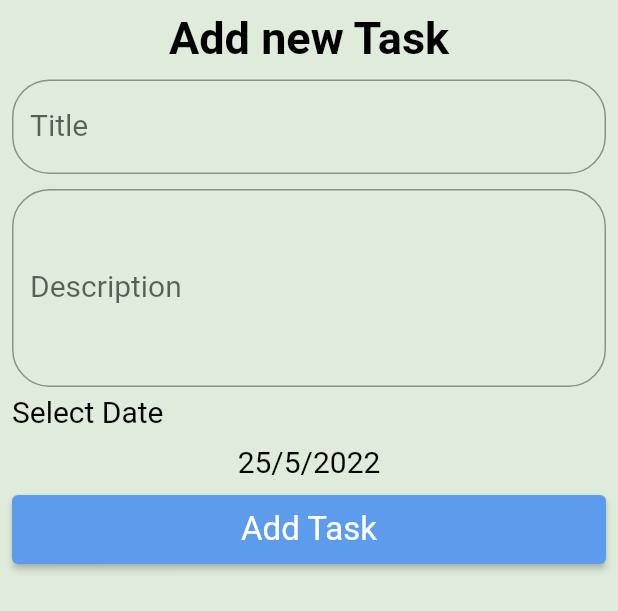
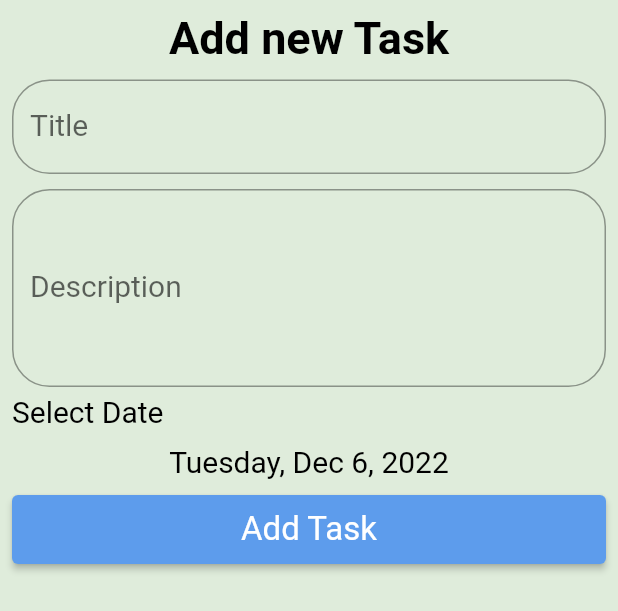
Before and after one commit to OHany1999/todo_app, a Flutter app: the AddTaskBottomSheet widget shown alone on an empty page, opened directly, on a phone screen of 412 x 824 dp. Shown: the top 611 px of the screen. Run offline on Flutter 3.47's test engine with Material 2 defaults, Android fonts, the phone set to English and light mode, and no system bars; our stand-ins replace calendar_timeline.

Commit message:
add TimeDate && Format TimeDate

```diff
--- a/lib/modules/tasks_list/add_task_bottom_sheet.dart
+++ b/lib/modules/tasks_list/add_task_bottom_sheet.dart
@@ -1,4 +1,5 @@
 import 'package:flutter/material.dart';
+import 'package:intl/intl.dart';
 
 class AddTaskBottomSheet extends StatefulWidget {
   @override
@@ -7,12 +8,12 @@ class AddTaskBottomSheet extends StatefulWidget {
 
 class _AddTaskBottomSheetState extends State<AddTaskBottomSheet> {
   @override
+  DateTime selectedDate = DateTime.now();
   GlobalKey<FormState> formkey = GlobalKey<FormState>();
   var titleController = TextEditingController();
   var descriptionController = TextEditingController();
 
   Widget build(BuildContext context) {
-
     return SingleChildScrollView(
       child: Padding(
         padding: const EdgeInsets.all(8.0),
@@ -35,8 +36,8 @@ class _AddTaskBottomSheetState extends State<AddTaskBottomSheet> {
                 children: [
                   TextFormField(
                     controller: titleController,
-                    validator: (text){
-                      if(text!.isEmpty && text != null ){
+                    validator: (text) {
+                      if (text!.isEmpty && text != null) {
                         return 'Title is empty';
                       }
                       return null;
@@ -59,8 +60,8 @@ class _AddTaskBottomSheetState extends State<AddTaskBottomSheet> {
                   TextFormField(
                     maxLines: 4,
                     controller: descriptionController,
-                    validator: (text){
-                      if(text!.isEmpty && text != null ){
+                    validator: (text) {
+                      if (text!.isEmpty && text != null) {
                         return 'Description is empty';
                       }
                       return null;
@@ -93,26 +94,33 @@ class _AddTaskBottomSheetState extends State<AddTaskBottomSheet> {
             SizedBox(
               height: 10,
             ),
-            Text(
-              '25/5/2022',
-              textAlign: TextAlign.center,
-              style: Theme.of(context)
-                  .textTheme
-                  .subtitle1
-                  ?.copyWith(color: Colors.black, fontSize: 20),
+            InkWell(
+              onTap: (){
+                showDate();
+              },
+              child: Text(
+                '${DateFormat('EEEE, MMM d, yyyy').format(selectedDate)}',
+                textAlign: TextAlign.center,
+                style: Theme.of(context)
+                    .textTheme
+                    .subtitle1
+                    ?.copyWith(color: Colors.black, fontSize: 20),
+              ),
             ),
             SizedBox(
               height: 10,
             ),
             ElevatedButton(
               style: ButtonStyle(
-                textStyle: MaterialStateProperty.all<TextStyle>(TextStyle(fontSize: 22),),
+                textStyle: MaterialStateProperty.all<TextStyle>(
+                  TextStyle(fontSize: 22),
+                ),
                 padding: MaterialStateProperty.all<EdgeInsets>(
                   EdgeInsets.symmetric(horizontal: 10, vertical: 10),
                 ),
               ),
               onPressed: () {
-                if(formkey.currentState!.validate()){
+                if (formkey.currentState!.validate()) {
                   Navigator.pop(context);
                 }
               },
@@ -123,4 +131,22 @@ class _AddTaskBottomSheetState extends State<AddTaskBottomSheet> {
       ),
     );
   }
+
+  void showDate() async {
+    DateTime? chosenDate = await showDatePicker(
+      context: context,
+      initialDate: DateTime.now(),
+      firstDate: DateTime.now(),
+      lastDate: DateTime.now().add(
+        Duration(days: 36500),
+      ),
+    );
+    if(chosenDate == null){
+      return;
+    }
+    selectedDate = chosenDate;
+    setState(() {
+
+    });
+  }
 }
--- a/pubspec.yaml
+++ b/pubspec.yaml
@@ -30,6 +30,7 @@ dependencies:
   flutter:
     sdk: flutter
   calendar_timeline: ^1.0.5
+  intl: ^0.17.0
 
 
   # The following adds the Cupertino Icons font to your application.
```
Also changed, not shown: pubspec.lock.
